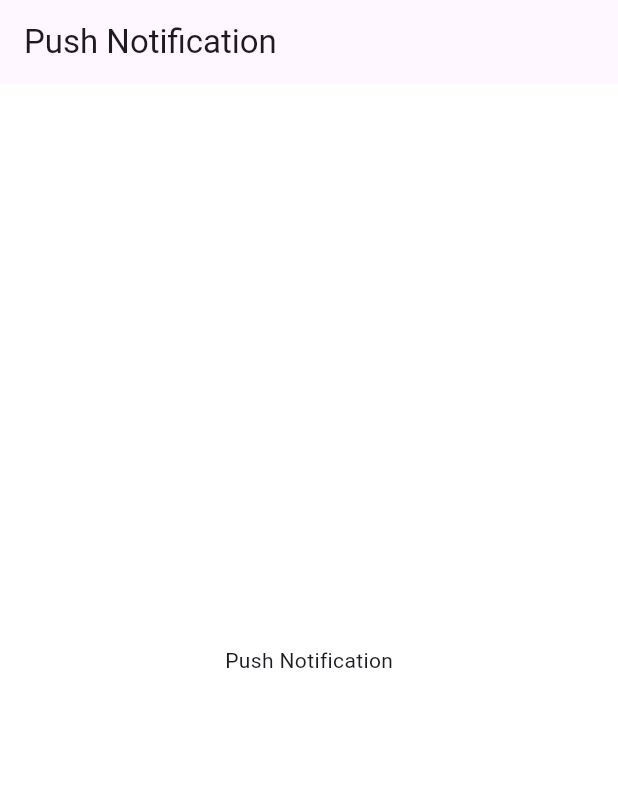
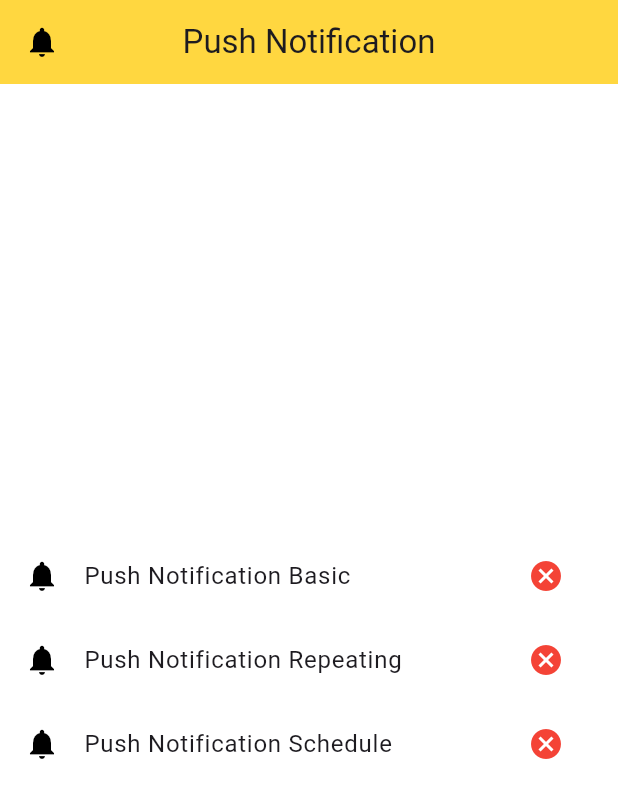
Before and after one commit to KaremMotaz/notification_app, a Flutter app: the screen it shows after launch, on a phone screen of 412 x 824 dp. Shown: the top 798 px of the screen. Run offline on Flutter 3.47's test engine with Material 3 defaults, Android fonts, the phone set to English and light mode, and no system bars; our stand-ins replace firebase_core, firebase_messaging, flutter_local_notifications, timezone; accounts and stored records are empty.

Commit message:
Handle Local Notification part 1

```diff
--- a/lib/app/my_app.dart
+++ b/lib/app/my_app.dart
@@ -1,5 +1,5 @@
 import 'package:flutter/material.dart';
-import 'package:notification_app/views/push_notification_view.dart';
+import 'package:notification_app/views/notification_view.dart';
 
 class MyApp extends StatelessWidget {
   const MyApp({super.key});
@@ -8,7 +8,7 @@ class MyApp extends StatelessWidget {
   Widget build(BuildContext context) {
     return MaterialApp(
       debugShowCheckedModeBanner: false,
-      home: PushNotificationView(),
+      home: NotificationView(),
     );
   }
 }
--- a/lib/main.dart
+++ b/lib/main.dart
@@ -3,13 +3,14 @@ import 'package:flutter/material.dart';
 import 'package:notification_app/app/my_app.dart';
 import 'package:notification_app/firebase_options.dart';
 import 'package:notification_app/services/push_notifications_service.dart';
+import 'package:timezone/data/latest_all.dart' as tz;
 
 import 'services/local_notification_service.dart';
 
 void main() async {
   WidgetsFlutterBinding.ensureInitialized();
   await Firebase.initializeApp(options: DefaultFirebaseOptions.currentPlatform);
-
+  tz.initializeTimeZones();
   Future.wait([
     PushNotificationsService.init(),
     LocalNotificationService.init(),
--- /dev/null
+++ b/lib/models/local_notifications_model.dart
@@ -0,0 +1,13 @@
+class LocalNotificationsModel {
+  final int id;
+  final String title;
+  final String body;
+  final String payload;
+
+  const LocalNotificationsModel({
+    required this.id,
+    required this.title,
+    required this.body,
+    this.payload = 'basic notification',
+  });
+}
--- /dev/null
+++ b/lib/models/scheduled_local_notifications_model.dart
@@ -0,0 +1,15 @@
+class ScheduledLocalNotificationsModel {
+  final int id;
+  final String title;
+  final String body;
+  final Duration scheduledDuration;
+  final String payload;
+
+  const ScheduledLocalNotificationsModel({
+    required this.id,
+    required this.title,
+    required this.body,
+    required this.scheduledDuration,
+    this.payload = 'schedule notification',
+  });
+}
--- a/lib/services/push_notifications_service.dart
+++ b/lib/services/push_notifications_service.dart
@@ -18,7 +18,7 @@ class PushNotificationsService {
 
   static void firebaseForegroundHandler() {
     FirebaseMessaging.onMessage.listen((RemoteMessage message) {
-      LocalNotificationService.showBasicNotification(message: message);
+      LocalNotificationService.showBasicNotificationForPush(message: message);
     });
   }
 
--- /dev/null
+++ b/lib/views/notification_view.dart
@@ -0,0 +1,87 @@
+import 'package:flutter/material.dart';
+import 'package:notification_app/models/local_notifications_model.dart';
+import 'package:notification_app/models/scheduled_local_notifications_model.dart';
+import 'package:notification_app/services/local_notification_service.dart';
+
+class NotificationView extends StatelessWidget {
+  const NotificationView({super.key});
+
+  @override
+  Widget build(BuildContext context) {
+    return Scaffold(
+      backgroundColor: Colors.white,
+      appBar: AppBar(
+        backgroundColor: Colors.amberAccent,
+        title: const Text("Push Notification"),
+        centerTitle: true,
+        leading: Icon(Icons.notifications, color: Colors.black),
+      ),
+      body: Center(
+        child: Column(
+          mainAxisAlignment: MainAxisAlignment.center,
+          children: [
+            ListTile(
+              leading: Icon(Icons.notifications, color: Colors.black),
+              title: const Text("Push Notification Basic"),
+              trailing: IconButton(
+                icon: Icon(Icons.cancel, color: Colors.red),
+                onPressed: () {
+                  LocalNotificationService.cancelNotification(0);
+                },
+              ),
+              onTap: () {
+                LocalNotificationService.showBasicNotification(
+                  localNotificationsModel: LocalNotificationsModel(
+                    id: 0,
+                    title: "Basic Notification",
+                    body: "Basic Notification Body",
+                  ),
+                );
+              },
+            ),
+            ListTile(
+              leading: Icon(Icons.notifications, color: Colors.black),
+              title: const Text("Push Notification Repeating"),
+              trailing: IconButton(
+                icon: Icon(Icons.cancel, color: Colors.red),
+                onPressed: () {
+                  LocalNotificationService.cancelNotification(1);
+                },
+              ),
+              onTap: () {
+                LocalNotificationService.showRepeatingNotification(
+                  localNotificationsModel: LocalNotificationsModel(
+                    id: 1,
+                    title: "Repeating Notification",
+                    body: "Repeating Notification Body",
+                  ),
+                );
+              },
+            ),
+            ListTile(
+              leading: Icon(Icons.notifications, color: Colors.black),
+              title: const Text("Push Notification Schedule"),
+              trailing: IconButton(
+                icon: Icon(Icons.cancel, color: Colors.red),
+                onPressed: () {
+                  LocalNotificationService.cancelNotification(2);
+                },
+              ),
+              onTap: () {
+                LocalNotificationService.showScheduleNotification(
+                  scheduledLocalNotificationsModel:
+                      ScheduledLocalNotificationsModel(
+                        id: 2,
+                        title: "Schedule Notification",
+                        body: "Schedule Notification Body",
+                        scheduledDuration: Duration(seconds: 5),
+                      ),
+                );
+              },
+            ),
+          ],
+        ),
+      ),
+    );
+  }
+}
--- a/lib/views/push_notification_view.dart
+++ /dev/null
@@ -1,14 +0,0 @@
-import 'package:flutter/material.dart';
-
-class PushNotificationView extends StatelessWidget {
-  const PushNotificationView({super.key});
-
-  @override
-  Widget build(BuildContext context) {
-    return Scaffold(
-      backgroundColor: Colors.white,
-      appBar: AppBar(title: const Text("Push Notification")),
-      body: const Center(child: Text("Push Notification")),
-    );
-  }
-}
--- a/pubspec.yaml
+++ b/pubspec.yaml
@@ -35,6 +35,7 @@ dependencies:
   flutter:
     sdk: flutter
   flutter_local_notifications: ^19.4.2
+  timezone: ^0.10.1
 
 dev_dependencies:
   flutter_lints: ^5.0.0
```
Also changed, not shown: lib/services/local_notification_service.dart (+83 -1 lines), pubspec.lock, 3 other files.
